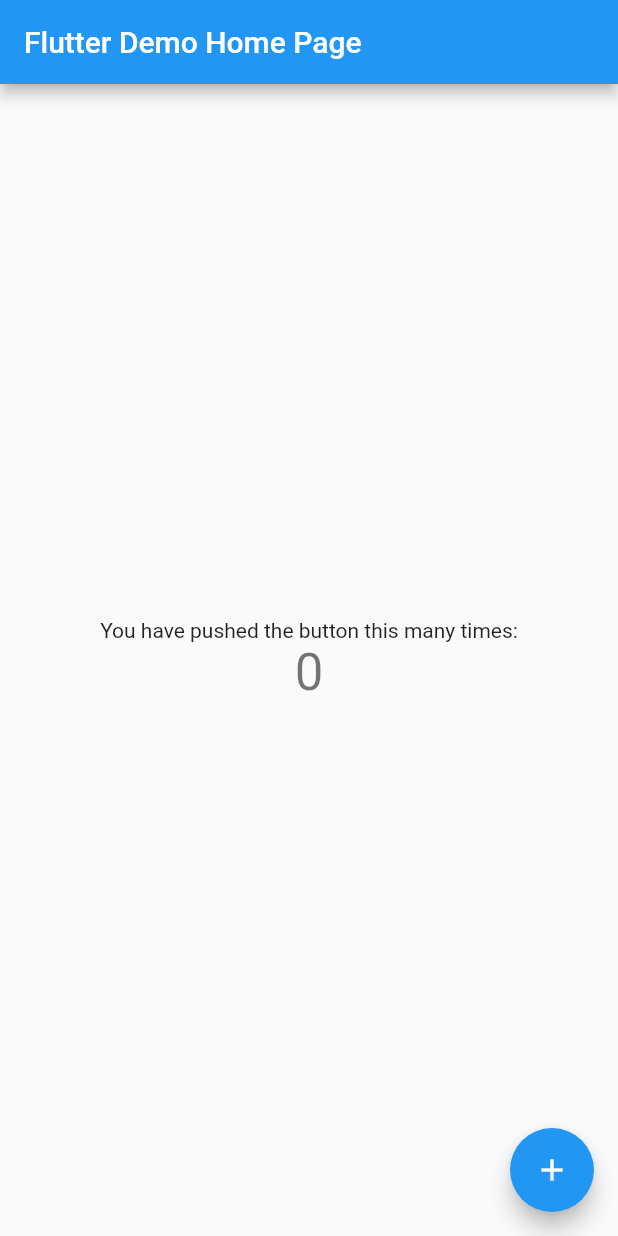
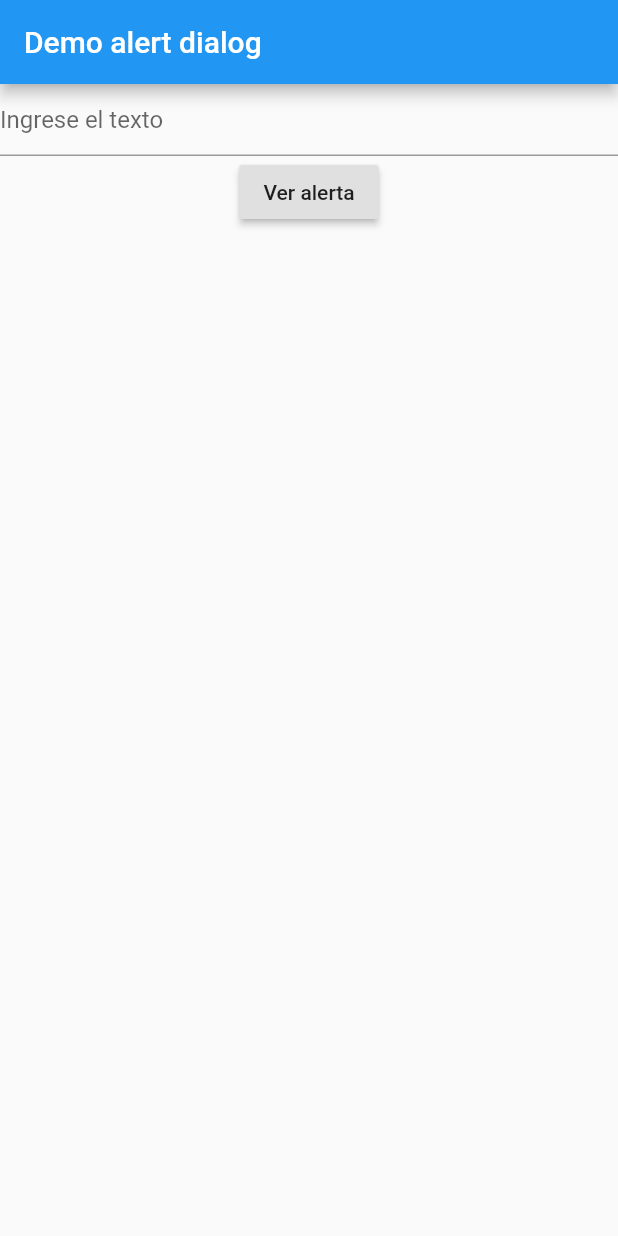
Before and after one commit to CristianCastellanos22/alertdialog_app, a Flutter app: the screen it shows after launch, on a phone screen of 412 x 824 dp. Run offline on Flutter 3.47's test engine with Material 2 defaults, Android fonts, the phone set to English and light mode, and no system bars.

Commit message:
main.dart -> Se elimina el códgio generado por defecto y se crea un nuevo método main.
dialog.dart -> Se realiza la declaración de las clases ha usar para nuestros widgets, se crea un scaffold, un alert dialog y dos opciones a seleccionar (Sí-No). El método alertResult nos imprime en consola la selección en pantalla.

```diff
--- a/lib/main.dart
+++ b/lib/main.dart
@@ -1,111 +1,10 @@
 import 'package:flutter/material.dart';
+import 'package:alertdialog_app/src/dialog.dart';
 
-void main() => runApp(MyApp());
-
-class MyApp extends StatelessWidget {
-  // This widget is the root of your application.
-  @override
-  Widget build(BuildContext context) {
-    return MaterialApp(
-      title: 'Flutter Demo',
-      theme: ThemeData(
-        // This is the theme of your application.
-        //
-        // Try running your application with "flutter run". You'll see the
-        // application has a blue toolbar. Then, without quitting the app, try
-        // changing the primarySwatch below to Colors.green and then invoke
-        // "hot reload" (press "r" in the console where you ran "flutter run",
-        // or simply save your changes to "hot reload" in a Flutter IDE).
-        // Notice that the counter didn't reset back to zero; the application
-        // is not restarted.
-        primarySwatch: Colors.blue,
-      ),
-      home: MyHomePage(title: 'Flutter Demo Home Page'),
-    );
-  }
+void main() {
+  runApp(
+    MaterialApp(
+      home: MyDialog(),
+    )
+  );
 }
-
-class MyHomePage extends StatefulWidget {
-  MyHomePage({Key key, this.title}) : super(key: key);
-
-  // This widget is the home page of your application. It is stateful, meaning
-  // that it has a State object (defined below) that contains fields that affect
-  // how it looks.
-
-  // This class is the configuration for the state. It holds the values (in this
-  // case the title) provided by the parent (in this case the App widget) and
-  // used by the build method of the State. Fields in a Widget subclass are
-  // always marked "final".
-
-  final String title;
-
-  @override
-  _MyHomePageState createState() => _MyHomePageState();
-}
-
-class _MyHomePageState extends State<MyHomePage> {
-  int _counter = 0;
-
-  void _incrementCounter() {
-    setState(() {
-      // This call to setState tells the Flutter framework that something has
-      // changed in this State, which causes it to rerun the build method below
-      // so that the display can reflect the updated values. If we changed
-      // _counter without calling setState(), then the build method would not be
-      // called again, and so nothing would appear to happen.
-      _counter++;
-    });
-  }
-
-  @override
-  Widget build(BuildContext context) {
-    // This method is rerun every time setState is called, for instance as done
-    // by the _incrementCounter method above.
-    //
-    // The Flutter framework has been optimized to make rerunning build methods
-    // fast, so that you can just rebuild anything that needs updating rather
-    // than having to individually change instances of widgets.
-    return Scaffold(
-      appBar: AppBar(
-        // Here we take the value from the MyHomePage object that was created by
-        // the App.build method, and use it to set our appbar title.
-        title: Text(widget.title),
-      ),
-      body: Center(
-        // Center is a layout widget. It takes a single child and positions it
-        // in the middle of the parent.
-        child: Column(
-          // Column is also a layout widget. It takes a list of children and
-          // arranges them vertically. By default, it sizes itself to fit its
-          // children horizontally, and tries to be as tall as its parent.
-          //
-          // Invoke "debug painting" (press "p" in the console, choose the
-          // "Toggle Debug Paint" action from the Flutter Inspector in Android
-          // Studio, or the "Toggle Debug Paint" command in Visual Studio Code)
-          // to see the wireframe for each widget.
-          //
-          // Column has various properties to control how it sizes itself and
-          // how it positions its children. Here we use mainAxisAlignment to
-          // center the children vertically; the main axis here is the vertical
-          // axis because Columns are vertical (the cross axis would be
-          // horizontal).
-          mainAxisAlignment: MainAxisAlignment.center,
-          children: <Widget>[
-            Text(
-              'You have pushed the button this many times:',
-            ),
-            Text(
-              '$_counter',
-              style: Theme.of(context).textTheme.display1,
-            ),
-          ],
-        ),
-      ),
-      floatingActionButton: FloatingActionButton(
-        onPressed: _incrementCounter,
-        tooltip: 'Increment',
-        child: Icon(Icons.add),
-      ), // This trailing comma makes auto-formatting nicer for build methods.
-    );
-  }
-}
--- /dev/null
+++ b/lib/src/dialog.dart
@@ -0,0 +1,59 @@
+import 'package:flutter/material.dart';
+
+class MyDialog extends StatefulWidget {
+  MyDialog({Key key}) : super(key: key);
+  _MyDialogState createState() => _MyDialogState();
+}
+
+enum DialogAction {
+  yes,
+  no
+}
+
+class _MyDialogState extends State<MyDialog> {
+  void alertResult(DialogAction action) {
+    print("Tú selección es $action");
+  }
+  void showAlert() {
+    AlertDialog dialog = AlertDialog(
+      content: Text("Data"),
+      actions: <Widget>[
+        FlatButton(
+            onPressed: () {alertResult(DialogAction.yes);},
+            child: Text(
+              "Sí",
+            )),
+        FlatButton(
+            onPressed: () {alertResult(DialogAction.no);},
+            child: Text(
+              "No",
+            ))
+      ],
+    );
+
+    showDialog(
+        context: context,
+        builder: (BuildContext context) {
+          return dialog;
+        });
+  }
+
+  @override
+  Widget build(BuildContext context) {
+    return Scaffold(
+      appBar: AppBar(
+        title: Text("Demo alert dialog"),
+      ),
+      body: Container(
+        child: Column(
+          children: <Widget>[
+            TextField(
+              decoration: InputDecoration(hintText: "Ingrese el texto"),
+            ),
+            RaisedButton(child: Text("Ver alerta"), onPressed: showAlert)
+          ],
+        ),
+      ),
+    );
+  }
+}
```
